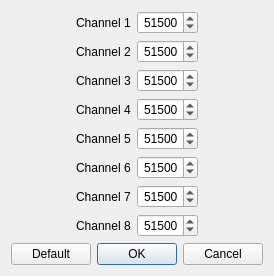
Qt form escam/dialogdac.ui (Entwicklungsburo-Stresing/EBST_CAM) before a commit.
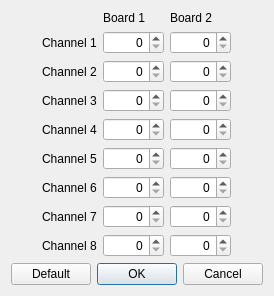
The same form after that commit.

The edit to the form file:
```diff
--- a/escam/dialogdac.ui
+++ b/escam/dialogdac.ui
@@ -7,7 +7,7 @@
     <x>0</x>
     <y>0</y>
     <width>257</width>
-    <height>253</height>
+    <height>272</height>
    </rect>
   </property>
   <property name="windowTitle">
@@ -16,113 +16,109 @@
   <layout class="QVBoxLayout" name="verticalLayout">
    <item>
     <layout class="QGridLayout" name="gridLayoutDac">
-     <item row="2" column="1">
+     <item row="6" column="1">
+      <widget class="QLabel" name="labelDacChannel6">
+       <property name="text">
+        <string>Channel 6</string>
+       </property>
+      </widget>
+     </item>
+     <item row="1" column="1">
+      <widget class="QLabel" name="labelDacChannel1">
+       <property name="text">
+        <string>Channel 1</string>
+       </property>
+      </widget>
+     </item>
+     <item row="3" column="1">
       <widget class="QLabel" name="labelDacChannel3">
        <property name="text">
         <string>Channel 3</string>
        </property>
       </widget>
      </item>
-     <item row="3" column="1">
-      <widget class="QLabel" name="labelDacChannel4">
-       <property name="text">
-        <string>Channel 4</string>
-       </property>
-      </widget>
-     </item>
-     <item row="6" column="2">
-      <widget class="QSpinBox" name="spinBoxChannel7">
-       <property name="alignment">
-        <set>Qt::AlignRight|Qt::AlignTrailing|Qt::AlignVCenter</set>
-       </property>
-       <property name="maximum">
-        <number>65534</number>
-       </property>
-       <property name="value">
-        <number>51500</number>
-       </property>
-      </widget>
-     </item>
      <item row="3" column="2">
-      <widget class="QSpinBox" name="spinBoxChannel4">
-       <property name="alignment">
-        <set>Qt::AlignRight|Qt::AlignTrailing|Qt::AlignVCenter</set>
-       </property>
-       <property name="maximum">
-        <number>65534</number>
-       </property>
-       <property name="value">
-        <number>51500</number>
-       </property>
-      </widget>
-     </item>
-     <item row="0" column="1">
-      <widget class="QLabel" name="labelDacChannel1">
-       <property name="text">
-        <string>Channel 1</string>
-       </property>
-      </widget>
-     </item>
-     <item row="0" column="2">
-      <widget class="QSpinBox" name="spinBoxChannel1">
-       <property name="alignment">
-        <set>Qt::AlignRight|Qt::AlignTrailing|Qt::AlignVCenter</set>
-       </property>
-       <property name="maximum">
-        <number>65534</number>
-       </property>
-       <property name="value">
-        <number>51500</number>
-       </property>
-      </widget>
-     </item>
-     <item row="2" column="2">
       <widget class="QSpinBox" name="spinBoxChannel3">
        <property name="alignment">
         <set>Qt::AlignRight|Qt::AlignTrailing|Qt::AlignVCenter</set>
        </property>
        <property name="maximum">
-        <number>65534</number>
+        <number>65535</number>
        </property>
-       <property name="value">
-        <number>51500</number>
+      </widget>
+     </item>
+     <item row="2" column="1">
+      <widget class="QLabel" name="labelDacChannel2">
+       <property name="text">
+        <string>Channel 2</string>
        </property>
       </widget>
      </item>
-     <item row="7" column="1">
+     <item row="6" column="2">
+      <widget class="QSpinBox" name="spinBoxChannel6">
+       <property name="alignment">
+        <set>Qt::AlignRight|Qt::AlignTrailing|Qt::AlignVCenter</set>
+       </property>
+       <property name="maximum">
+        <number>65535</number>
+       </property>
+      </widget>
+     </item>
+     <item row="5" column="2">
+      <widget class="QSpinBox" name="spinBoxChannel5">
+       <property name="alignment">
+        <set>Qt::AlignRight|Qt::AlignTrailing|Qt::AlignVCenter</set>
+       </property>
+       <property name="maximum">
+        <number>65535</number>
+       </property>
+      </widget>
+     </item>
+     <item row="2" column="2">
+      <widget class="QSpinBox" name="spinBoxChannel2">
+       <property name="alignment">
+        <set>Qt::AlignRight|Qt::AlignTrailing|Qt::AlignVCenter</set>
+       </property>
+       <property name="maximum">
+        <number>65535</number>
+       </property>
+      </widget>
+     </item>
+     <item row="8" column="1">
       <widget class="QLabel" name="labelDacChannel8">
        <property name="text">
         <string>Channel 8</string>
        </property>
       </widget>
      </item>
+     <item row="8" column="2">
+      <widget class="QSpinBox" name="spinBoxChannel8">
+       <property name="alignment">
+        <set>Qt::AlignRight|Qt::AlignTrailing|Qt::AlignVCenter</set>
+       </property>
+       <property name="maximum">
+        <number>65535</number>
+       </property>
+      </widget>
+     </item>
+     <item row="4" column="1">
+      <widget class="QLabel" name="labelDacChannel4">
+       <property name="text">
+        <string>Channel 4</string>
+       </property>
+      </widget>
+     </item>
      <item row="1" column="2">
-      <widget class="QSpinBox" name="spinBoxChannel2">
+      <widget class="QSpinBox" name="spinBoxChannel1">
        <property name="alignment">
         <set>Qt::AlignRight|Qt::AlignTrailing|Qt::AlignVCenter</set>
        </property>
        <property name="maximum">
-        <number>65534</number>
+        <number>65535</number>
        </property>
-       <property name="value">
-        <number>51500</number>
-       </property>
       </widget>
      </item>
-     <item row="4" column="2">
-      <widget class="QSpinBox" name="spinBoxChannel5">
-       <property name="alignment">
-        <set>Qt::AlignRight|Qt::AlignTrailing|Qt::AlignVCenter</set>
-       </property>
-       <property name="maximum">
-        <number>65534</number>
-       </property>
-       <property name="value">
-        <number>51500</number>
-       </property>
-      </widget>
-     </item>
-     <item row="0" column="0">
+     <item row="1" column="0">
       <spacer name="horizontalSpacer_7">
        <property name="orientation">
         <enum>Qt::Horizontal</enum>
@@ -135,70 +131,144 @@
        </property>
       </spacer>
      </item>
-     <item row="0" column="3">
-      <spacer name="horizontalSpacer_8">
-       <property name="orientation">
-        <enum>Qt::Horizontal</enum>
-       </property>
-       <property name="sizeHint" stdset="0">
-        <size>
-         <width>40</width>
-         <height>20</height>
-        </size>
-       </property>
-      </spacer>
-     </item>
-     <item row="6" column="1">
-      <widget class="QLabel" name="labelDacChannel7">
-       <property name="text">
-        <string>Channel 7</string>
-       </property>
-      </widget>
-     </item>
-     <item row="4" column="1">
+     <item row="5" column="1">
       <widget class="QLabel" name="labelDacChannel5">
        <property name="text">
         <string>Channel 5</string>
        </property>
       </widget>
      </item>
-     <item row="1" column="1">
-      <widget class="QLabel" name="labelDacChannel2">
+     <item row="7" column="1">
+      <widget class="QLabel" name="labelDacChannel7">
        <property name="text">
-        <string>Channel 2</string>
-       </property>
-      </widget>
-     </item>
-     <item row="5" column="2">
-      <widget class="QSpinBox" name="spinBoxChannel6">
-       <property name="alignment">
-        <set>Qt::AlignRight|Qt::AlignTrailing|Qt::AlignVCenter</set>
-       </property>
-       <property name="maximum">
-        <number>65534</number>
-       </property>
-       <property name="value">
-        <number>51500</number>
-       </property>
-      </widget>
-     </item>
-     <item row="5" column="1">
-      <widget class="QLabel" name="labelDacChannel6">
-       <property name="text">
-        <string>Channel 6</string>
+        <string>Channel 7</string>
        </property>
       </widget>
      </item>
      <item row="7" column="2">
-      <widget class="QSpinBox" name="spinBoxChannel8">
+      <widget class="QSpinBox" name="spinBoxChannel7">
        <property name="alignment">
         <set>Qt::AlignRight|Qt::AlignTrailing|Qt::AlignVCenter</set>
        </property>
        <property name="maximum">
-        <number>65534</number>
+        <number>65535</number>
        </property>
-       <property name="value">
-        <number>51500</number>
+      </widget>
+     </item>
+     <item row="4" column="2">
+      <widget class="QSpinBox" name="spinBoxChannel4">
+       <property name="alignment">
+        <set>Qt::AlignRight|Qt::AlignTrailing|Qt::AlignVCenter</set>
+       </property>
+       <property name="maximum">
+        <number>65535</number>
+       </property>
+      </widget>
+     </item>
+     <item row="1" column="5">
+      <spacer name="horizontalSpacer_8">
+       <property name="orientation">
+        <enum>Qt::Horizontal</enum>
+       </property>
+       <property name="sizeHint" stdset="0">
+        <size>
+         <width>40</width>
+         <height>20</height>
+        </size>
+       </property>
+      </spacer>
+     </item>
+     <item row="0" column="3">
+      <widget class="QLabel" name="labelBoard2">
+       <property name="text">
+        <string>Board 2</string>
+       </property>
+      </widget>
+     </item>
+     <item row="0" column="2">
+      <widget class="QLabel" name="labelBoard1">
+       <property name="text">
+        <string>Board 1</string>
+       </property>
+      </widget>
+     </item>
+     <item row="1" column="3">
+      <widget class="QSpinBox" name="spinBoxBoard2Channel1">
+       <property name="alignment">
+        <set>Qt::AlignRight|Qt::AlignTrailing|Qt::AlignVCenter</set>
+       </property>
+       <property name="maximum">
+        <number>65535</number>
+       </property>
+      </widget>
+     </item>
+     <item row="2" column="3">
+      <widget class="QSpinBox" name="spinBoxBoard2Channel2">
+       <property name="alignment">
+        <set>Qt::AlignRight|Qt::AlignTrailing|Qt::AlignVCenter</set>
+       </property>
+       <property name="maximum">
+        <number>65535</number>
+       </property>
+      </widget>
+     </item>
+     <item row="3" column="3">
+      <widget class="QSpinBox" name="spinBoxBoard2Channel3">
+       <property name="alignment">
+        <set>Qt::AlignRight|Qt::AlignTrailing|Qt::AlignVCenter</set>
+       </property>
+       <property name="maximum">
+        <number>65535</number>
+       </property>
+      </widget>
+     </item>
+     <item row="4" column="3">
+      <widget class="QSpinBox" name="spinBoxBoard2Channel4">
+       <property name="alignment">
+        <set>Qt::AlignRight|Qt::AlignTrailing|Qt::AlignVCenter</set>
+       </property>
+       <property name="maximum">
+        <number>65535</number>
+       </property>
+      </widget>
+     </item>
+     <item row="5" column="3">
+      <widget class="QSpinBox" name="spinBoxBoard2Channel5">
+       <property name="alignment">
+        <set>Qt::AlignRight|Qt::AlignTrailing|Qt::AlignVCenter</set>
+       </property>
+       <property name="maximum">
+        <number>65535</number>
+       </property>
+      </widget>
+     </item>
+     <item row="6" column="3">
+      <widget class="QSpinBox" name="spinBoxBoard2Channel6">
+       <property name="alignment">
+        <set>Qt::AlignRight|Qt::AlignTrailing|Qt::AlignVCenter</set>
+       </property>
+       <property name="maximum">
+        <number>65535</number>
+       </property>
+      </widget>
+     </item>
+     <item row="7" column="3">
+      <widget class="QSpinBox" name="spinBoxBoard2Channel7">
+       <property name="alignment">
+        <set>Qt::AlignRight|Qt::AlignTrailing|Qt::AlignVCenter</set>
+       </property>
+       <property name="maximum">
+        <number>65535</number>
+       </property>
+      </widget>
+     </item>
+     <item row="8" column="3">
+      <widget class="QSpinBox" name="spinBoxBoard2Channel8">
+       <property name="alignment">
+        <set>Qt::AlignRight|Qt::AlignTrailing|Qt::AlignVCenter</set>
+       </property>
+       <property name="maximum">
+        <number>65535</number>
        </property>
       </widget>
      </item>
```
